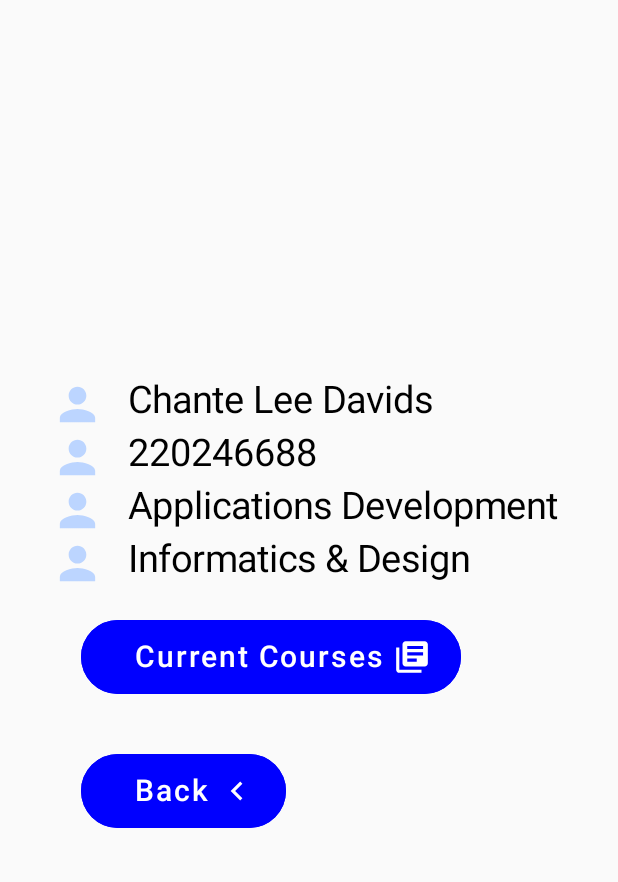
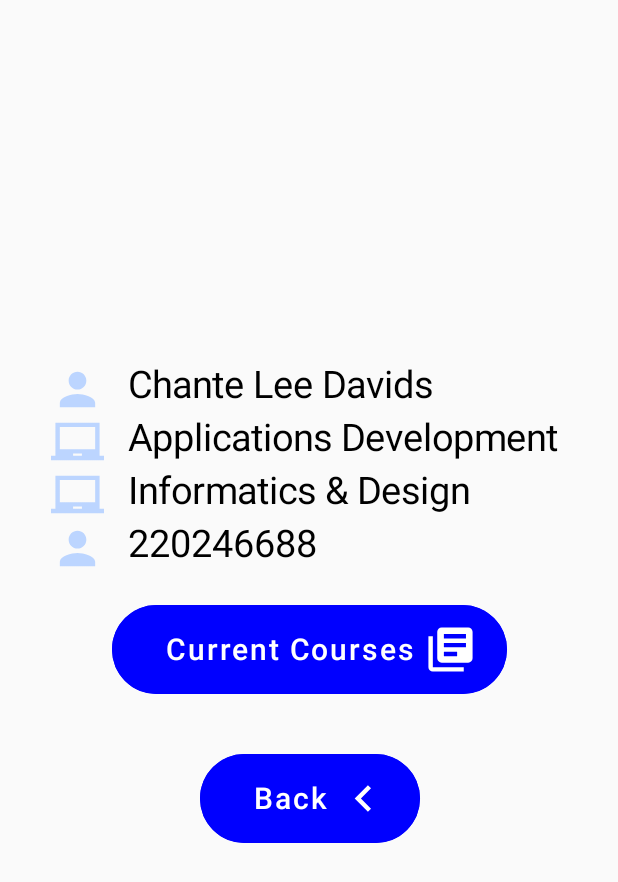
Before and after one commit to ChanteLeeDavids/My-Journey, an Android app built with Jetpack Compose: the details screen opened through its navigation route, on a phone screen of 412 x 824 dp. Shown: the top 882 px of the screen. Run offline under Robolectric (Android 15) with nearby library versions, the phone set to English and light mode, and no system bars.

Commit message:
Details Centered & added icon

```diff
--- a/app/src/main/java/za/ac/cput/jetpackjourney/MainActivity.kt
+++ b/app/src/main/java/za/ac/cput/jetpackjourney/MainActivity.kt
@@ -25,7 +25,6 @@ class MainActivity : ComponentActivity() {
         super.onCreate(savedInstanceState)
         setContent {
             MainScreen()
-
         }
     }
 }
--- a/app/src/main/java/za/ac/cput/jetpackjourney/screens/Details.kt
+++ b/app/src/main/java/za/ac/cput/jetpackjourney/screens/Details.kt
@@ -6,7 +6,6 @@ import androidx.compose.foundation.layout.*
 import androidx.compose.foundation.shape.CircleShape
 import androidx.compose.material.Button
 import androidx.compose.material.ButtonDefaults
-import androidx.compose.material.MaterialTheme
 import androidx.compose.material.Text
 import androidx.compose.runtime.Composable
 import androidx.compose.ui.Alignment
@@ -28,9 +27,10 @@ fun Details(navController: NavHostController) {
         contentAlignment = Alignment.Center
     )
     {
+    Column(horizontalAlignment = Alignment.CenterHorizontally,
+            verticalArrangement = Arrangement.Center){
+
         Column(verticalArrangement = Arrangement.Center)
-            //horizontalAlignment = Alignment.CenterHorizontally
-               //verticalArrangement = Arrangement.Center)
         {
             Row() {
                 Image(
@@ -41,6 +41,32 @@ fun Details(navController: NavHostController) {
 
                 Text(
                     text = " Chante Lee Davids ",
+                    fontSize = 25.sp,
+                    modifier = Modifier.padding(start = 10.dp)
+                )
+            }
+            Row() {
+                Image(
+                    painter = painterResource(id = R.drawable.ic_baseline_laptop_chromebook_24),
+                    contentDescription = null,
+                    modifier = Modifier.size(35.dp)
+                )
+
+                Text(
+                    text = " Applications Development ",
+                    fontSize = 25.sp,
+                    modifier = Modifier.padding(start = 10.dp)
+                )
+            }
+            Row() {
+                Image(
+                    painter = painterResource(id = R.drawable.ic_baseline_laptop_chromebook_24),
+                    contentDescription = null,
+                    modifier = Modifier.size(35.dp)
+                )
+
+                Text(
+                    text = " Informatics & Design ",
                     fontSize = 25.sp,
                     modifier = Modifier.padding(start = 10.dp)
                 )
@@ -58,36 +84,10 @@ fun Details(navController: NavHostController) {
                     modifier = Modifier.padding(start = 10.dp)
                 )
             }
-            Row() {
-                Image(
-                    painter = painterResource(id = R.drawable.ic_baseline_person_24),
-                    contentDescription = null,
-                    modifier = Modifier.size(35.dp)
-                )
 
-                Text(
-                    text = " Applications Development ",
-                    fontSize = 25.sp,
-                    modifier = Modifier.padding(start = 10.dp)
-                )
             }
-            Row() {
-                Image(
-                    painter = painterResource(id = R.drawable.ic_baseline_person_24),
-                    contentDescription = null,
-                    modifier = Modifier.size(35.dp)
-                )
-
-                Text(
-                    text = " Informatics & Design ",
-                    fontSize = 25.sp,
-                    modifier = Modifier.padding(start = 10.dp)
-                )
-            }
-//            Spacer(modifier = Modifier.size(30.dp)) //
-//            }
-//            Column(horizontalAlignment = Alignment.CenterHorizontally,
-//            verticalArrangement = Arrangement.Center){
+            Column(horizontalAlignment = Alignment.CenterHorizontally
+            ){
 
                 Button(
                     modifier = Modifier.padding(20.dp),
@@ -110,7 +110,7 @@ fun Details(navController: NavHostController) {
 
                     Image(painter = painterResource(id = R.drawable.ic_baseline_library_books_24),
                         contentDescription = null,
-                        modifier = Modifier.size(25.dp)
+                        modifier = Modifier.size(35.dp)
                     )
                 }
 
@@ -135,11 +135,11 @@ fun Details(navController: NavHostController) {
 
                     Image(painter = painterResource(id = R.drawable.ic_baseline_keyboard_arrow_left_24),
                         contentDescription = null,
-                        modifier = Modifier.size(25.dp)
+                        modifier = Modifier.size(35.dp)
                     )
                 }
 
             }
-        //}// column
+        }
     }
 }
--- a/app/src/main/java/za/ac/cput/jetpackjourney/screens/Home.kt
+++ b/app/src/main/java/za/ac/cput/jetpackjourney/screens/Home.kt
@@ -43,7 +43,6 @@ fun Home(navController: NavHostController) {
             fontSize = 20.sp,
         )
         ContentView()
-        //Spacer(modifier = Modifier.size(30.dp))
 
             Button(
                 modifier = Modifier.padding(20.dp),
--- /dev/null
+++ b/app/src/main/res/drawable/ic_baseline_laptop_chromebook_24.xml
@@ -0,0 +1,5 @@
+<vector android:height="24dp" android:tint="#BCD5FF"
+    android:viewportHeight="24" android:viewportWidth="24"
+    android:width="24dp" xmlns:android="http://schemas.android.com/apk/res/android">
+    <path android:fillColor="@android:color/white" android:pathData="M22,18L22,3L2,3v15L0,18v2h24v-2h-2zM14,18h-4v-1h4v1zM20,15L4,15L4,5h16v10z"/>
+</vector>
```
